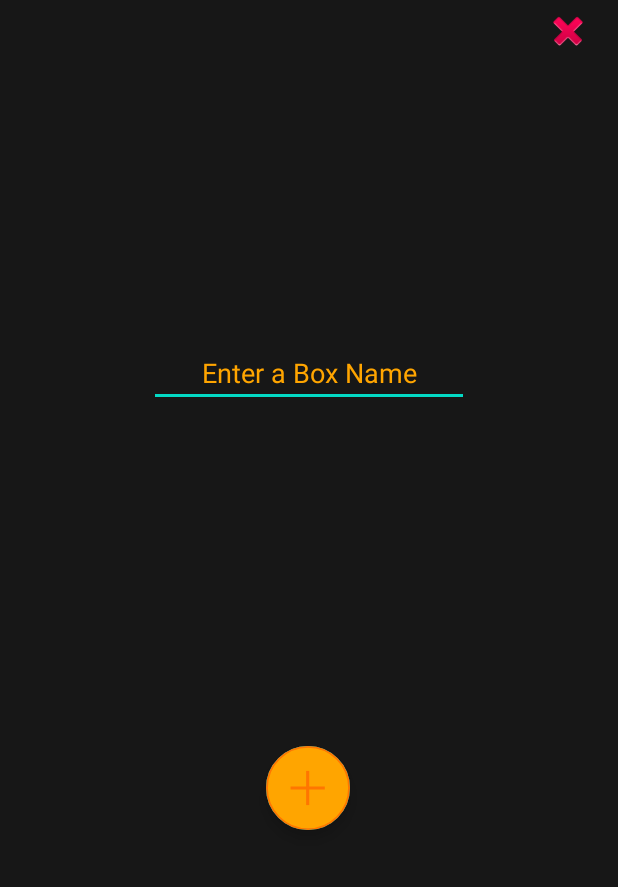
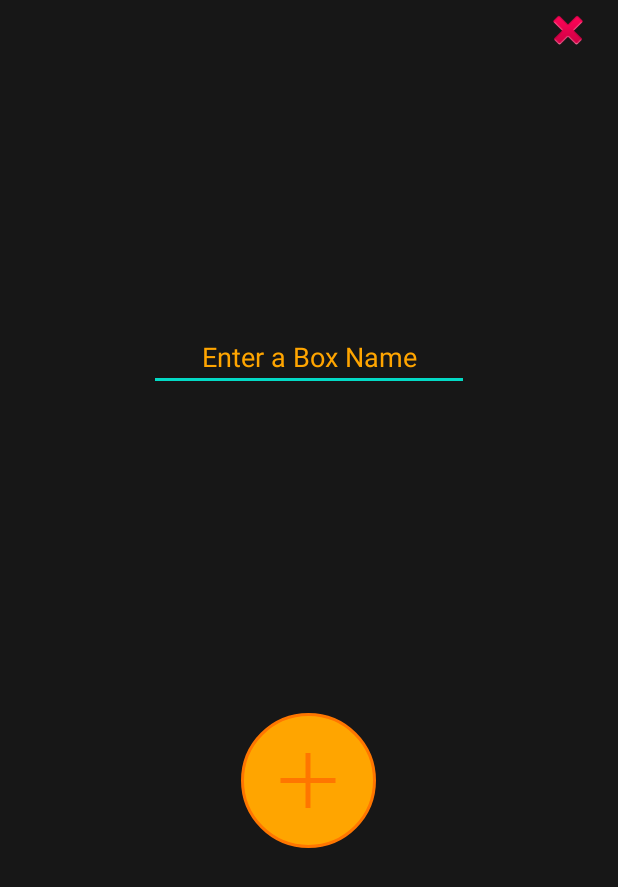
Before and after one commit to ArstaroV/Cardify, an Android app: the layout box_dialog.xml on its own in the app's theme, with its tools: preview values and no code run, on a phone screen of 412 x 824 dp. Shown: the top 887 px of the screen. Run offline under Robolectric (Android 15) with nearby library versions, the phone set to English and light mode, and no system bars.

Commit message:
changed vanilla Buttons to Custom Button

```diff
--- a/app/src/main/java/com/uselesscodeworks/cardify/viewmodels/VocabularyViewModel.kt
+++ b/app/src/main/java/com/uselesscodeworks/cardify/viewmodels/VocabularyViewModel.kt
@@ -1,6 +1,5 @@
 package com.uselesscodeworks.cardify.viewmodels
 import androidx.lifecycle.LiveData
-import androidx.lifecycle.MutableLiveData
 import androidx.lifecycle.ViewModel
 import com.uselesscodeworks.cardify.data.CardifyDatabase
 import com.uselesscodeworks.cardify.data.VocabularyRepository
--- a/app/src/main/java/com/uselesscodeworks/cardify/views/VocabularyFragment.kt
+++ b/app/src/main/java/com/uselesscodeworks/cardify/views/VocabularyFragment.kt
@@ -7,20 +7,16 @@ import android.view.View
 import android.view.ViewGroup
 import android.widget.Toast
 import androidx.lifecycle.Observer
-import androidx.lifecycle.ViewModelProvider
 import androidx.recyclerview.widget.LinearLayoutManager
 import com.uselesscodeworks.cardify.R
 import com.uselesscodeworks.cardify.data.CardifyDatabase
 import com.uselesscodeworks.cardify.data.VocabularyRepository
-import com.uselesscodeworks.cardify.models.Box
 import com.uselesscodeworks.cardify.models.Vocabulary
 import com.uselesscodeworks.cardify.viewmodels.VocabularyViewModel
 import com.uselesscodeworks.cardify.views.adapters.VocabularyItemAdapter
 import com.uselesscodeworks.cardify.views.adapters.VocabularyRecyclerViewListener
-import kotlinx.android.synthetic.main.box_main_fragment.*
 import kotlinx.android.synthetic.main.vocabulary_fragment.*
 import kotlinx.android.synthetic.main.vocabulary_fragment.fab
-import java.text.FieldPosition
 
 class VocabularyFragment : Fragment(), VocabularyRecyclerViewListener {
 
--- a/app/src/main/res/layout/box_dialog.xml
+++ b/app/src/main/res/layout/box_dialog.xml
@@ -8,20 +8,21 @@
     android:layout_width="match_parent"
     android:layout_height="match_parent">
 
-    <com.google.android.material.floatingactionbutton.FloatingActionButton
+    <ImageButton
         android:id="@+id/add_fab"
         android:layout_width="wrap_content"
         android:layout_height="wrap_content"
         android:layout_gravity="end|bottom"
         android:contentDescription="add box"
         android:src="@drawable/circle"
+        android:background="@null"
         app:layout_constraintBottom_toBottomOf="parent"
         app:layout_constraintEnd_toEndOf="parent"
         app:layout_constraintHorizontal_bias="0.498"
         app:layout_constraintStart_toStartOf="parent"
         app:layout_constraintTop_toTopOf="parent"
         app:layout_constraintVertical_bias="0.648"
-        app:maxImageSize="56dp" />
+        app:maxImageSize="30dp" />
 
     <EditText
         android:id="@+id/BoxName"
@@ -30,6 +31,7 @@
         android:ems="10"
         android:inputType="textPersonName"
         android:hint="Enter a Box Name"
+        android:textColor="#FFA500"
         android:textAlignment="center"
         android:textColorHint="#FFA500"
         app:layout_constraintBottom_toTopOf="@+id/add_fab"
```
Also changed, not shown: app/src/main/java/com/uselesscodeworks/cardify/viewmodels/BoxMainViewModel.kt (+5 -6 lines), app/src/main/java/com/uselesscodeworks/cardify/views/BoxMainFragment.kt (+3 -5 lines), app/src/main/java/com/uselesscodeworks/cardify/views/MainActivity.kt (+25 -14 lines), app/src/main/java/com/uselesscodeworks/cardify/views/adapters/AddBoxDialog.kt (+56 -1 lines), app/src/main/java/com/uselesscodeworks/cardify/data/CardifyDatabase.kt (line endings or trailing spaces).
